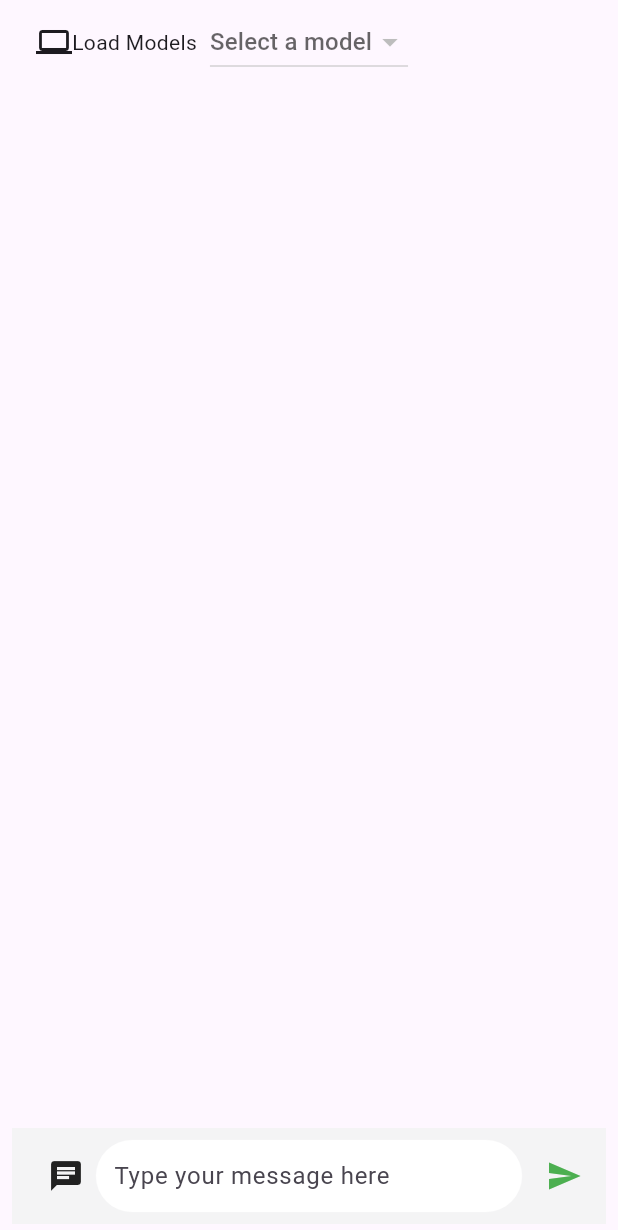
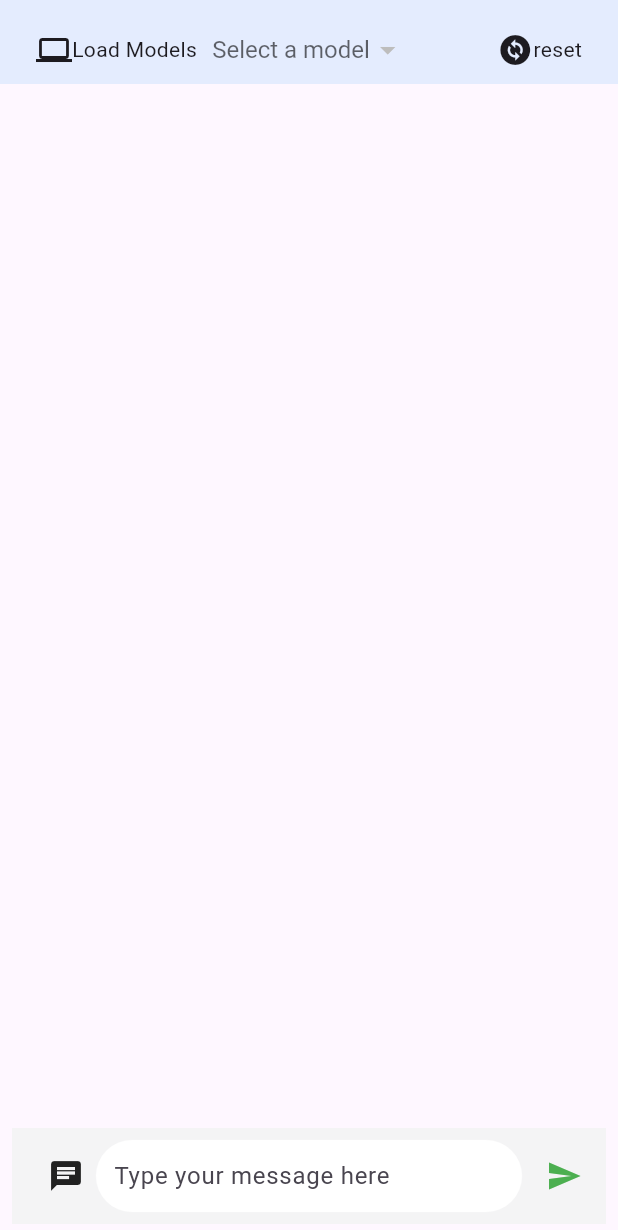
Before and after one commit to ss945601/ai_flutter, a Flutter app: the screen it shows after launch, on a phone screen of 412 x 824 dp. Shown: the top 1230 px of the screen. Run offline on Flutter 3.47's test engine with Material 3 defaults, Android fonts, the phone set to English and light mode, and no system bars; drawn by our look-alikes of chat_bubbles; our stand-ins replace file_picker, flutter_chat_bubble, flutter_easyloading, flutter_markdown, fluttertoast; missing offline and left inert: fllama, markdown.

Commit message:
add reset btn and show toast for copying text to clipboard

```diff
--- a/lib/main.dart
+++ b/lib/main.dart
@@ -34,15 +34,24 @@ class _MainAppState extends State<MainApp> {
   List<Widget> contents = [];
   bool displayRealtimeAI = false;
   String _selectedModel = "";
+  final _messangerKey = GlobalKey<ScaffoldMessengerState>();
+  void _showToast(String message) {
+    _messangerKey.currentState!
+        .showSnackBar(SnackBar(content: Text(message), duration: const Duration(seconds: 1),));
+  }
 
   @override
   Widget build(BuildContext context) {
     return MaterialApp(
+      scaffoldMessengerKey: _messangerKey,
       debugShowCheckedModeBanner: false,
       builder: EasyLoading.init(),
       home: Scaffold(
         appBar: AppBar(
-          title: Stack(
+          backgroundColor: Colors.blue.withAlpha(30),
+          title: Padding(
+            padding: const EdgeInsets.only(top: 18.0, bottom: 8),
+            child: Stack(
               children: [
                 IconButton(
                     onPressed: () {
@@ -55,11 +64,19 @@ class _MainAppState extends State<MainApp> {
                         },
                       );
                     },
-                  icon: IntrinsicWidth( child: Row(children: [Icon(Icons.computer),Text("Load Models")],))),
+                    icon: IntrinsicWidth(
+                        child: Row(
+                      children: [Icon(Icons.computer), Text("Load Models")],
+                    ))),
                 Center(
                   child: DropdownButton<String>(
                       hint: Text('Select a model'),
+                      underline: SizedBox.shrink(),
+                      focusColor: Colors.transparent,
                       value: _selectedModel,
+                      alignment: Alignment.center,
+                      style: TextStyle(
+                          fontSize: 16, color: Colors.black.withAlpha(200)),
                       items: ChatTool.instance.modelPath.keys.map((String key) {
                         return DropdownMenuItem<String>(
                           value: key,
@@ -77,7 +94,22 @@ class _MainAppState extends State<MainApp> {
                         }
                       }),
                 ),
+                Align(
+                  alignment: Alignment.centerRight,
+                  child: IconButton(
+                      onPressed: () {
+                        setState(() {
+                          contents.clear();
+                          ChatTool.instance.messages = [];
+                        });
+                      },
+                      icon: const IntrinsicWidth(
+                          child: Row(
+                        children: [Icon(Icons.change_circle), Text("reset")],
+                      ))),
+                ),
               ],
+            ),
           ),
         ),
         body: Padding(
@@ -97,9 +129,11 @@ class _MainAppState extends State<MainApp> {
                   )),
                   MessageBar(
                     onSend: (_) {
+                      if (ChatTool.instance.modelPath.isNotEmpty) {
                         _addMsg(_);
-                      ChatTool.instance
-                          .ask(_, ChatTool.instance.modelPath[_selectedModel]!);
+                        ChatTool.instance.ask(
+                            _, ChatTool.instance.modelPath[_selectedModel]!);
+                      }
                     },
                     actions: const [
                       Padding(
@@ -148,6 +182,7 @@ class _MainAppState extends State<MainApp> {
   void _addMsg(String msg, {bool isSender = true}) {
     var step = MediaQuery.of(context).size.width / 2 / 14;
     var h = ((msg.length / step) + 2) * 14;
+
     setState(() {
       displayRealtimeAI = isSender;
       contents.add(
@@ -165,6 +200,7 @@ class _MainAppState extends State<MainApp> {
                   ),
                   onDoubleTap: () async {
                     Clipboard.setData(ClipboardData(text: msg));
+                    _showToast("copy to clipboard");
                   },
                 ),
               )
@@ -177,8 +213,15 @@ class _MainAppState extends State<MainApp> {
                   child: SizedBox(
                     width: MediaQuery.of(context).size.width / 2,
                     height: h < 150 ? 150 : h,
+                    child: GestureDetector(
+                      onDoubleTap: () {
+                        Clipboard.setData(ClipboardData(
+                            text: msg));
+                        _showToast("copy to clipboard");
+                      },
                       child: Markdown(
                         selectable: true,
+                        softLineBreak: true,
                         data: msg,
                         extensionSet: md.ExtensionSet(
                           md.ExtensionSet.gitHubFlavored.blockSyntaxes,
@@ -191,6 +234,7 @@ class _MainAppState extends State<MainApp> {
                     ),
                   ),
                 ),
+              ),
       );
     });
   }
```
Also changed, not shown: lib/utils/chat_tool.dart (+3 -4 lines). Lines whose indentation alone changed are shown as unchanged.
